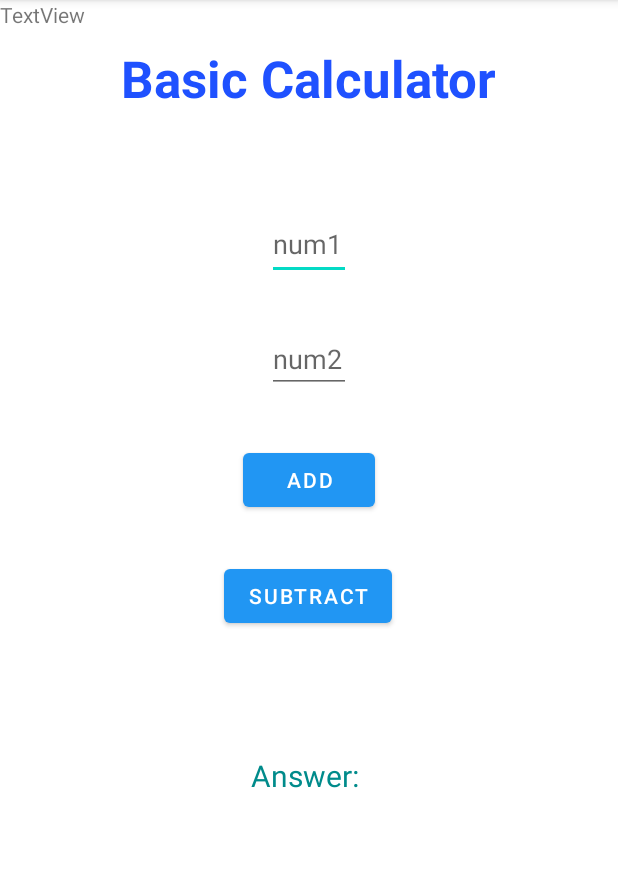
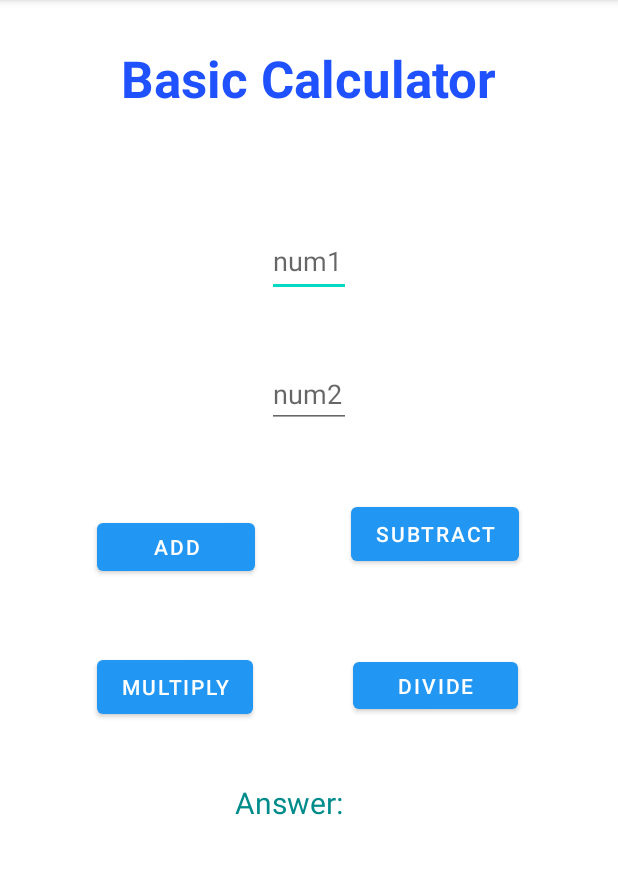
Before and after one commit to EricZhang2005/MyCalculatorApp-2-, an Android app: the screen it shows after launch (MainActivity), on a phone screen of 412 x 824 dp, the part 84-958 px from its top. Run offline under Robolectric (Android 15) with nearby library versions, the phone set to English and light mode, and no system bars.

Commit message:
8-25-21 added multiply and divide buttons

```diff
--- a/app/src/main/java/com/example/mycalculatorapp/MainActivity.java
+++ b/app/src/main/java/com/example/mycalculatorapp/MainActivity.java
@@ -1,13 +1,15 @@
 package com.example.mycalculatorapp;
 
 import androidx.appcompat.app.AppCompatActivity;
-
 import android.os.Bundle;
 import android.util.Log;
 import android.view.View;
 import android.widget.EditText;
 import android.widget.TextView;
 import android.widget.Toast;
+import android.view.Gravity;
+import android.view.LayoutInflater;
+import android.view.ViewGroup;
 
 public class MainActivity extends AppCompatActivity {
 
@@ -16,8 +18,17 @@ public class MainActivity extends AppCompatActivity {
         super.onCreate(savedInstanceState);
         setContentView(R.layout.activity_main);
 
-        //Displaying Toast with Hello Javatpoint message
-        Toast.makeText(getApplicationContext(),"Please enter values for BOTH nums",Toast.LENGTH_SHORT).show();
+        // code provided by "https://www.javatpoint.com/android-custom-toast-example"
+        /*LayoutInflater li = getLayoutInflater();
+        //Getting the View object as defined in the customtoast.xml file
+        View layout = li.inflate(R.layout.activity_main,(ViewGroup) findViewById(R.id.custom_toast_layout));
+
+        //Creating the Toast object
+        Toast toast = new Toast(getApplicationContext());
+        toast.setDuration(Toast.LENGTH_SHORT);
+        toast.setGravity(Gravity.CENTER_VERTICAL, 0, 0);
+        toast.setView(layout);//setting the view of custom toast layout
+        toast.show(); */
     }
 
     public void add(View v) {
@@ -55,4 +66,38 @@ public class MainActivity extends AppCompatActivity {
         // set the text for the answer
         ansTextView.setText("Answer: " + diff);
     }
+
+    public void mult(View v) {
+        // Get references to all elements on app screen
+        EditText num1EditText = (EditText) findViewById(R.id.num1EditText);
+        EditText num2EditText = (EditText) findViewById(R.id.num2EditText);
+        TextView ansTextView = (TextView) findViewById(R.id.ansTextView);
+
+        // get the values from the EditText boxes and convert them to int data types
+        int num1 = Integer.parseInt(num1EditText.getText().toString());
+        int num2 = Integer.parseInt(num2EditText.getText().toString());
+
+        // add the two ints
+        int product = num1 * num2;
+
+        // set the text for the answer
+        ansTextView.setText("Answer: " + product);
+    }
+
+    public void divide(View v) {
+        // Get references to all elements on app screen
+        EditText num1EditText = (EditText) findViewById(R.id.num1EditText);
+        EditText num2EditText = (EditText) findViewById(R.id.num2EditText);
+        TextView ansTextView = (TextView) findViewById(R.id.ansTextView);
+
+        // get the values from the EditText boxes and convert them to int data types
+        int num1 = Integer.parseInt(num1EditText.getText().toString());
+        int num2 = Integer.parseInt(num2EditText.getText().toString());
+
+        // add the two ints
+        int quotient = num1 / num2;
+
+        // set the text for the answer
+        ansTextView.setText("Answer: " + quotient);
+    }
 }
--- a/app/src/main/res/layout/activity_main.xml
+++ b/app/src/main/res/layout/activity_main.xml
@@ -19,9 +19,10 @@
         android:textSize="20sp"
         app:layout_constraintBottom_toBottomOf="parent"
         app:layout_constraintEnd_toEndOf="parent"
-        app:layout_constraintHorizontal_bias="0.0"
+        app:layout_constraintHorizontal_bias="0.152"
         app:layout_constraintStart_toStartOf="parent"
-        app:layout_constraintTop_toBottomOf="@+id/subtButton" />
+        app:layout_constraintTop_toBottomOf="@+id/subtButton"
+        app:layout_constraintVertical_bias="1.0" />
 
     <TextView
         android:id="@+id/titleTextView"
@@ -76,16 +77,16 @@
 
     <Button
         android:id="@+id/addButton"
-        android:layout_width="wrap_content"
-        android:layout_height="wrap_content"
-        android:layout_marginStart="161dp"
-        android:layout_marginTop="1dp"
-        android:layout_marginEnd="162dp"
-        android:layout_marginBottom="9dp"
+        android:layout_width="105dp"
+        android:layout_height="44dp"
+        android:layout_marginStart="80dp"
+        android:layout_marginTop="13dp"
+        android:layout_marginEnd="32dp"
+        android:layout_marginBottom="12dp"
         android:onClick="add"
         android:text="@string/addButton"
-        app:layout_constraintBottom_toTopOf="@+id/subtButton"
-        app:layout_constraintEnd_toEndOf="parent"
+        app:layout_constraintBottom_toTopOf="@+id/multButton"
+        app:layout_constraintEnd_toStartOf="@+id/subtButton"
         app:layout_constraintStart_toStartOf="parent"
         app:layout_constraintTop_toBottomOf="@+id/num2EditText" />
 
@@ -93,25 +94,45 @@
         android:id="@+id/subtButton"
         android:layout_width="wrap_content"
         android:layout_height="wrap_content"
-        android:layout_marginStart="149dp"
-        android:layout_marginTop="2dp"
-        android:layout_marginEnd="150dp"
-        android:layout_marginBottom="58dp"
+        android:layout_marginStart="32dp"
+        android:layout_marginTop="19dp"
+        android:layout_marginEnd="82dp"
+        android:layout_marginBottom="14dp"
         android:onClick="subt"
         android:text="@string/subtButton"
+        app:layout_constraintBottom_toTopOf="@+id/divButton"
+        app:layout_constraintEnd_toEndOf="parent"
+        app:layout_constraintStart_toEndOf="@+id/addButton"
+        app:layout_constraintTop_toBottomOf="@+id/num2EditText" />
+
+    <Button
+        android:id="@+id/multButton"
+        android:layout_width="wrap_content"
+        android:layout_height="wrap_content"
+        android:layout_marginStart="80dp"
+        android:layout_marginTop="5dp"
+        android:layout_marginEnd="33dp"
+        android:layout_marginBottom="9dp"
+        android:onClick="mult"
+        android:text="@string/multButton"
         app:layout_constraintBottom_toTopOf="@+id/ansTextView"
-        app:layout_constraintEnd_toEndOf="parent"
-        app:layout_constraintHorizontal_bias="0.0"
+        app:layout_constraintEnd_toStartOf="@+id/divButton"
         app:layout_constraintStart_toStartOf="parent"
         app:layout_constraintTop_toBottomOf="@+id/addButton" />
 
-    <TextView
-        android:id="@+id/textView"
-        android:layout_width="wrap_content"
-        android:layout_height="wrap_content"
-        android:text="TextView"
-        tools:layout_editor_absoluteX="176dp"
-        tools:layout_editor_absoluteY="440dp" />
-
+    <Button
+        android:id="@+id/divButton"
+        android:layout_width="110dp"
+        android:layout_height="43dp"
+        android:layout_marginStart="33dp"
+        android:layout_marginTop="14dp"
+        android:layout_marginEnd="82dp"
+        android:layout_marginBottom="15dp"
+        android:onClick="divide"
+        android:text="@string/divButton"
+        app:layout_constraintBottom_toTopOf="@+id/ansTextView"
+        app:layout_constraintEnd_toEndOf="parent"
+        app:layout_constraintStart_toEndOf="@+id/multButton"
+        app:layout_constraintTop_toBottomOf="@+id/subtButton" />
 
 </androidx.constraintlayout.widget.ConstraintLayout>
--- /dev/null
+++ b/app/src/main/res/layout/custom_toast_layout.xml
@@ -0,0 +1,6 @@
+<?xml version="1.0" encoding="utf-8"?>
+<androidx.constraintlayout.widget.ConstraintLayout xmlns:android="http://schemas.android.com/apk/res/android"
+    android:layout_width="match_parent"
+    android:layout_height="match_parent">
+
+</androidx.constraintlayout.widget.ConstraintLayout>
--- a/app/src/main/res/values/strings.xml
+++ b/app/src/main/res/values/strings.xml
@@ -6,5 +6,7 @@
     <string name="num2EditText">num2</string>
     <string name="addButton">ADD</string>
     <string name="subtButton">SUBTRACT</string>
+    <string name="multButton">MULTIPLY</string>
+    <string name="divButton">DIVIDE</string>
 
 </resources>
```
